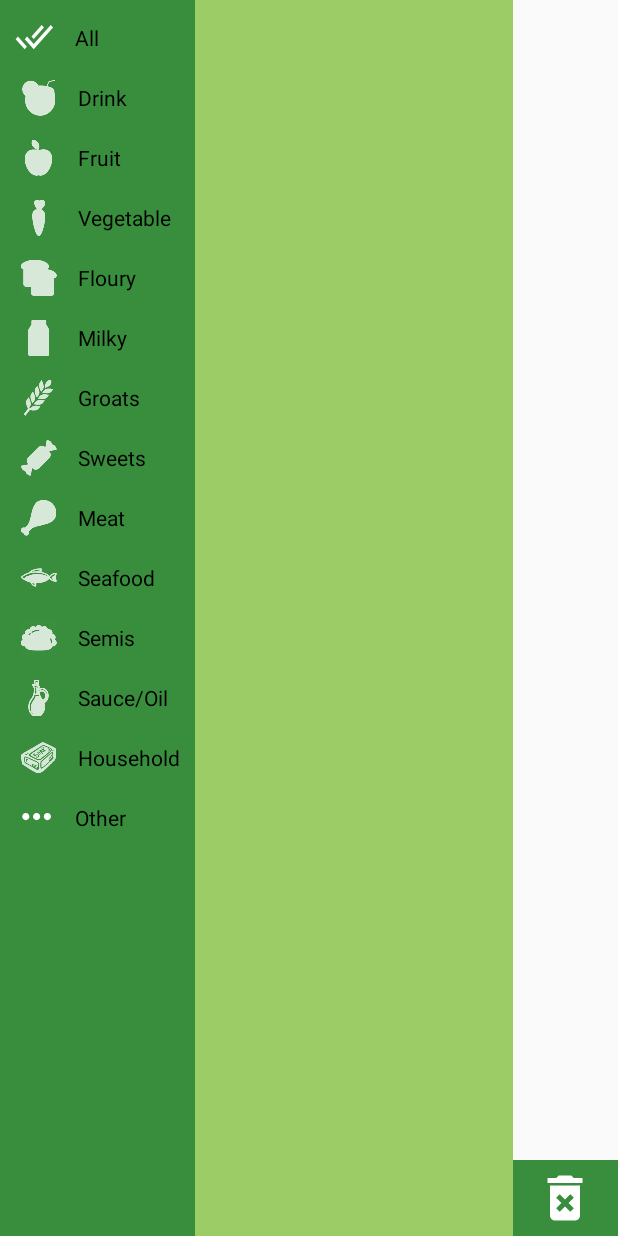
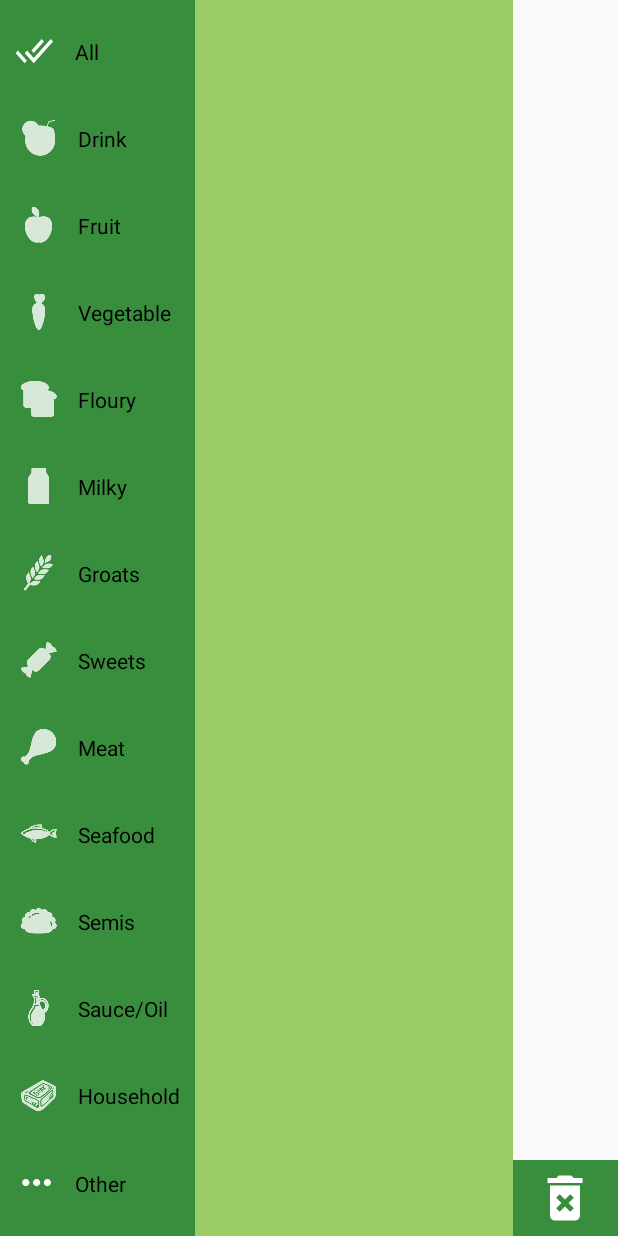
Before and after one commit to Alektas/Pocket-Basket, an Android app: the screen it shows after launch (MainActivity), on a phone screen of 412 x 824 dp. Run offline under Robolectric (Android 15) with nearby library versions, the phone set to English and light mode, and no system bars; our stand-ins replace Dagger/Hilt's generated code, Room's generated code; libraries missing offline, so code that uses them is left out: android.arch.persistence.

Commit message:
Fix: now categories layout displays correctly in scrollview

```diff
--- a/app/src/main/res/layout/categories_layout.xml
+++ b/app/src/main/res/layout/categories_layout.xml
@@ -1,9 +1,8 @@
 <?xml version="1.0" encoding="utf-8"?>
 <RadioGroup
     xmlns:android="http://schemas.android.com/apk/res/android"
-    android:id="@+id/categ_group"
     android:layout_width="@dimen/categ_wide_size"
-    android:layout_height="match_parent"
+    android:layout_height="wrap_content"
     android:paddingStart="10dp"
     android:paddingEnd="0dp"
     android:background="@color/colorSecondary">
--- a/app/src/main/res/layout/main_layout.xml
+++ b/app/src/main/res/layout/main_layout.xml
@@ -68,17 +68,18 @@
         android:id="@+id/categories_wrapper"
         android:layout_width="wrap_content"
         android:layout_height="match_parent"
+        android:fillViewport="true"
         android:paddingTop="@dimen/padding"
         android:paddingBottom="@dimen/padding"
-        android:background="@color/colorSecondary">
+        android:background="@color/colorSecondary"
+        app:layout_constraintEnd_toStartOf="@+id/showcase_list"
+        app:layout_constraintHorizontal_bias="0.5"
+        app:layout_constraintStart_toStartOf="parent"
+        app:layout_constraintTop_toTopOf="parent">
 
         <include
             android:id="@+id/categ_group"
-            layout="@layout/categories_layout"
-            app:layout_constraintEnd_toStartOf="@+id/showcase_list"
-            app:layout_constraintHorizontal_bias="0.5"
-            app:layout_constraintStart_toStartOf="parent"
-            app:layout_constraintTop_toTopOf="parent"/>
+            layout="@layout/categories_layout"/>
     </ScrollView>
 
     <ListView
```
